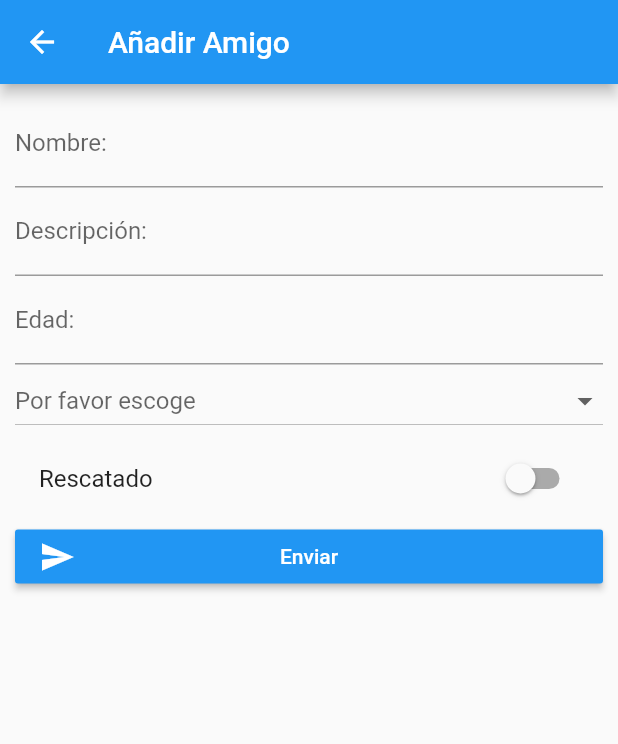
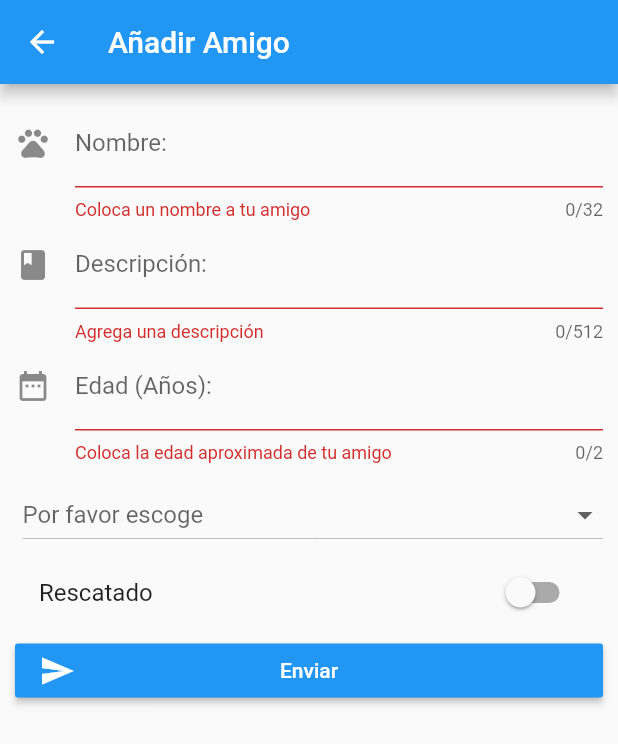
Before and after one commit to memoadian/lab_03_flutter_curso, a Flutter app: the AddPetPage screen opened directly, after a tap on "Enviar", on a phone screen of 412 x 824 dp. Shown: the top 744 px of the screen. Run offline on Flutter 3.47's test engine with Material 2 defaults, Android fonts, the phone set to English and light mode, and no system bars.

Commit message:
validación

```diff
--- a/lib/routes/AddPetPage.dart
+++ b/lib/routes/AddPetPage.dart
@@ -22,40 +22,63 @@ class FormAddPetState extends State<FormAddPet> {
   List<String> _types = ['Perrito', 'Gatito'];
   //declaramos una variable donde guardaremos el item seleccionado
   String _selectedType = 'Por favor escoge';
+  //variable auxiliar SwitchListTile
   bool _rescue = false;
+
+  //global key para validar
+  GlobalKey<FormState> _formKey = GlobalKey();
 
   @override
   Widget build(BuildContext context) {
     return SingleChildScrollView(//creamos una vista scrolleable
       child: Form(//añadimos un form
-        child: Container(//añadimos un contenedor
+        key: _formKey, //añadimos la llave a nuestro form
+        child: _form(),//llamamos desde aqui la funcion que construye el form
+      ),
+    );
+  }
+
+  Widget _form () {
+    return Container(//añadimos un contenedor
       padding: EdgeInsets.all(10.0),//padding
       child: Column(//column para multiples hijos
         children: <Widget>[//array
           TextFormField(//text form field para validar
             decoration: InputDecoration(
+              icon: Icon(Icons.pets),//añadimos un icono
               hintText: 'Nombre', //placeholder
               labelText: 'Nombre:' //label
             ),
+            maxLength: 32,
+            //usamos una función flecha para llamar la función validar
+            validator: (value) => _validReq(value, 'Coloca un nombre a tu amigo'),
           ),
           TextFormField(//text form field para validar
             //keyboard type multiline para escribir texto largo
             keyboardType: TextInputType.multiline,
             maxLines: null,//definimos null para no poner limites
             decoration: InputDecoration(
+              icon: Icon(Icons.book),//añadimos un icono
               hintText: 'Descripción', //placeholder
               labelText: 'Descripción:' //label
             ),
+            maxLength: 512,
+            validator: (value) => _validReq(value, 'Agrega una descripción'),
           ),
           TextFormField(//text form field para validar
             //input de tipo numérico
             keyboardType: TextInputType.number,
             decoration: InputDecoration(
-                  hintText: 'Edad', //placeholder
-                  labelText: 'Edad:' //label
+              icon: Icon(Icons.date_range),//añadimos un icono
+              hintText: 'Edad en años', //placeholder
+              labelText: 'Edad (Años):' //label
             ),
+            maxLength: 2,
+            validator: (value) => _validAge(value, 'Coloca la edad aproximada de tu amigo'),
           ),
-              DropdownButton<String>(//Declaramos el widget dropdown
+          Container(//agregamos un container para manejar espacios
+            padding: EdgeInsets.only(left: 5.0, top: 10.0),//padding left y top
+            child: DropdownButton<String>(//Declaramos el widget dropdown
               hint: Text(_selectedType),//texto placeholder
               isExpanded: true,//expandimos el elemento al 100%
               items: _types.map((String value) {//mapeamos el array de tipos
@@ -70,6 +93,7 @@ class FormAddPetState extends State<FormAddPet> {
                 });
               },
             ),
+          ),
           //usamos switch list tile en lugar de switch para colocar un
           //label a la izquierda y no centrar el switch
           SwitchListTile(
@@ -81,30 +105,55 @@ class FormAddPetState extends State<FormAddPet> {
               });
             },
           ),
-              SizedBox(
-                width: double.infinity,
-                child: RaisedButton(
-                  onPressed: () => {},
-                  color: Colors.blue,
-                  textColor: Colors.white,
+          SizedBox(//sized box permite manejar dimensiones de sus hijos
+            width: double.infinity,//colocamos un ancho que se ajuste al padre
+            child: RaisedButton(//declaramos el botón sin icono
+              onPressed: () => _validateForm(),//al presionar llamamos la funcion validar
+              color: Colors.blue,//color
+              textColor: Colors.white,//color de texto
+              //usamos stack para colocar el icono
+              //este elemento nos permite posicionar elementos
+              //superpuestos en otros sin afectar espacios
               child: Stack(
-                    alignment: Alignment.centerLeft,
-                    children: <Widget>[
-                      Icon(Icons.send),
+                alignment: Alignment.centerLeft,//alineamos al centro a la izquierda
+                children: <Widget>[//array de hijos
+                  Icon(Icons.send),//icono
+                  //colocamos un row para contener el label y ocupar
+                  //todo el ancho disponible del botón
                   Row(
+                    //centramos el texto
                     mainAxisAlignment: MainAxisAlignment.center,
-                        children: <Widget>[
-                          Text('Enviar', textAlign: TextAlign.center)
+                    children: <Widget>[//array
+                      Text('Enviar')//texto, aqui centrar no sirve
                     ]
-                      )
+                  ),
                 ],
               )
             ),
           ),
         ],
       ),
-        ),
-      )
     );
   }
+
+  void _validateForm () {
+    _formKey.currentState.validate();
   }
+
+  String _validReq (String value, String message) {
+    //colocamos un condicional corto
+    return (value.length == 0) ? message : null;
+  }
+
+  String _validAge (String value, String message) {//validar edad
+    String patttern = r'(^[0-9]+$)';//usamos un regex para 2 digitos
+    RegExp regExp = RegExp(patttern);//instanciamos la clase
+    if (value.length == 0) {//validamos primero si no esun input vacío
+      return message;//retornamos el mensaje personalizado
+    } else if (!regExp.hasMatch(value)) {//validamos si el contenido hace match
+      return 'La edad debe ser un número';//retornamos mensaje por defecto
+    } else {//si todo está bien
+      return null;//retornamos null
+    }
+  }
+}
```
Lines whose indentation alone changed are shown as unchanged.
